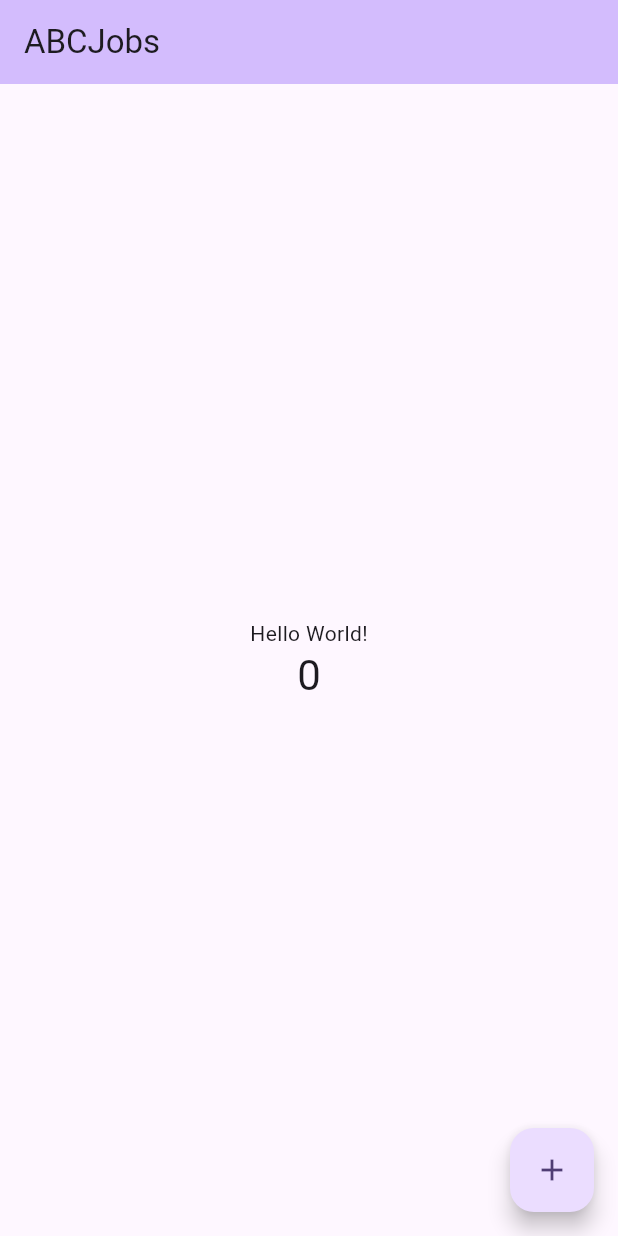
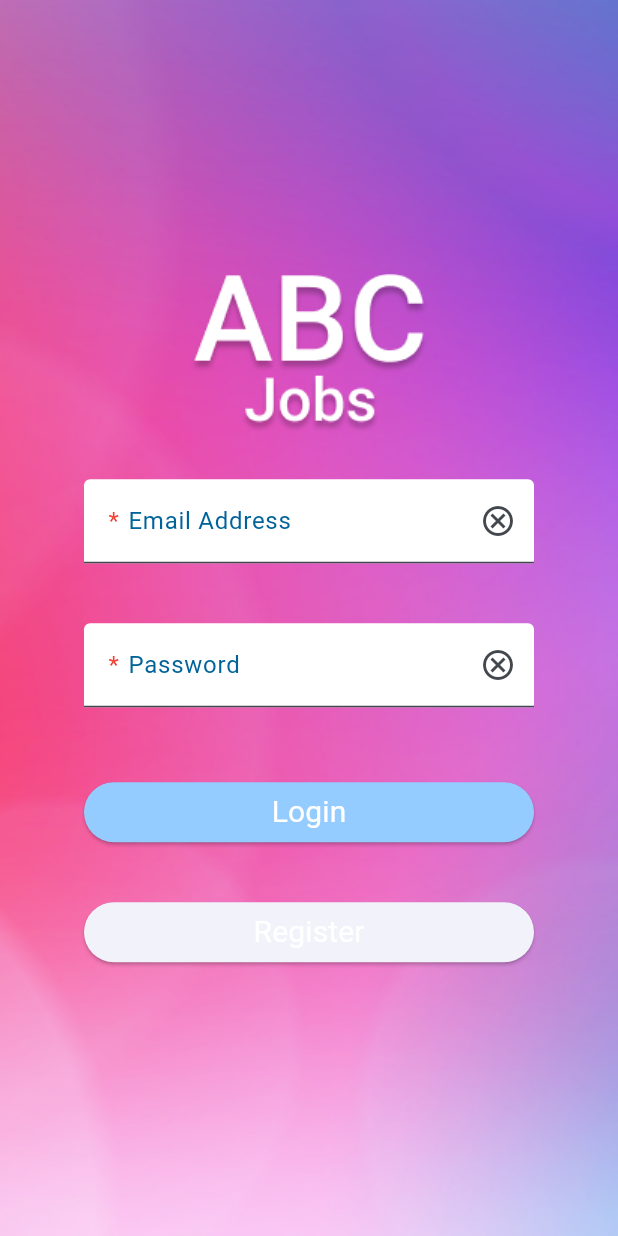
Before and after one commit to s-rojash/MISW-Proyecto_Final_01-Grupo_30_Movil, a Flutter app: the screen it shows after launch, on a phone screen of 412 x 824 dp. Run offline on Flutter 3.47's test engine with Material 2 defaults, Android fonts, the phone set to English and light mode, and no system bars; generated files the repository leaves out were written again.

Commit message:
Se agrega la interfaz de inicio de sesión de candidato

```diff
--- /dev/null
+++ b/lib/HomePage.dart
@@ -0,0 +1,105 @@
+import 'package:flutter/material.dart';
+import 'package:flutter_gen/gen_l10n/app_localizations.dart';
+
+import 'Utils/Utils.dart';
+
+class HomePage extends StatefulWidget {
+  const HomePage({super.key, required this.title});
+  final String title;
+
+  @override
+  State<HomePage> createState() => _HomePageState();
+}
+
+class _HomePageState extends State<HomePage> {
+
+  @override
+  Widget build(BuildContext context) {
+    return Scaffold(
+      body: Container(
+        decoration: BoxDecoration(
+          image: DecorationImage(
+            image: AssetImage("assets/images/background.png"),
+            fit: BoxFit.cover,
+          ),
+        ),
+        child: Center(
+          child: Column(
+            mainAxisAlignment: MainAxisAlignment.center,
+            children: <Widget>[
+              Image.asset('assets/images/logo.png'),
+              SizedBox(height: 30),
+              SizedBox(width: 300,
+                child: TextFormField(
+                    decoration: InputDecoration(
+                      label: RequiredLabel( AppLocalizations.of(context)!.email),
+                      suffixIcon: const Icon(Icons.cancel_outlined),
+                      prefixIconColor:
+                      MaterialStateColor.resolveWith((Set<MaterialState> states) {
+                        if (states.contains(MaterialState.focused)) {
+                          return Colors.green;
+                        }
+                        if (states.contains(MaterialState.error)) {
+                          return Colors.red;
+                        }
+                        return Colors.grey;
+                      }),
+                    )
+                ),
+              ),
+              SizedBox(height: 40),
+              SizedBox(width: 300,
+                child: TextFormField(
+                    decoration: InputDecoration(
+                      label: RequiredLabel( AppLocalizations.of(context)!.password),
+                      suffixIcon: const Icon(Icons.cancel_outlined),
+                      prefixIconColor:
+                      MaterialStateColor.resolveWith((Set<MaterialState> states) {
+                        if (states.contains(MaterialState.focused)) {
+                          return Colors.green;
+                        }
+                        if (states.contains(MaterialState.error)) {
+                          return Colors.red;
+                        }
+                        return Colors.grey;
+                      }),
+                    )
+                ),
+              ),
+              SizedBox(height: 50),
+              SizedBox(
+                height: 40,
+                width: 300,
+                child:
+                ElevatedButton(
+                    style: ElevatedButton.styleFrom(
+                      primary: HexColor("95CCFF"), // background
+                      onPrimary: Colors.white, // foreground
+                    ),
+                    onPressed: () {
+                      //Navigator.push(
+                      //  context,
+                      //MaterialPageRoute(builder: (context) => const AutenticacionPage()),
+                      //);
+                    },
+                    child: Text(AppLocalizations.of(context)!.login, style: TextStyle(
+                      fontSize: 20))
+                ),
+              ),
+              SizedBox(height: 40),
+              SizedBox(
+                height: 40,
+                width: 300,
+                child: ElevatedButton(onPressed: () {},
+                        child: Text(AppLocalizations.of(context)!.register, style: TextStyle(
+                            fontSize: 20)
+                        )
+                    ),
+                  ),
+          ],
+        ),
+        ),
+      ),
+    );
+  }
+}
--- /dev/null
+++ b/lib/Utils/Utils.dart
@@ -0,0 +1,33 @@
+import 'package:flutter/material.dart';
+
+class HexColor extends Color {
+  static int _getColorFromHex(String hexColor) {
+    hexColor = hexColor.toUpperCase().replaceAll("#", "");
+    if (hexColor.length == 6) {
+      hexColor = "FF" + hexColor;
+    }
+    return int.parse(hexColor, radix: 16);
+  }
+
+  HexColor(final String hexColor) : super(_getColorFromHex(hexColor));
+}
+
+class RequiredLabel extends StatelessWidget {
+  final String label;
+
+  const RequiredLabel(this.label);
+
+  @override
+  Widget build(BuildContext context) {
+    return Stack(
+      children: [
+        Text('* ',
+          style: TextStyle(
+            color: Colors.red,
+          ),
+        ),
+        Text('   ' + label,),
+      ],
+    );
+  }
+}
--- a/lib/l10n/app_en.arb
+++ b/lib/l10n/app_en.arb
@@ -1,6 +1,18 @@
 {
-  "helloWorld": "Hello World!",
-  "@helloWorld": {
-    "description": "The conventional newborn programmer greeting"
+  "email": "Email Address",
+  "@email": {
+    "description": "Email address"
+  },
+  "password": "Password",
+  "@password": {
+    "description": "Password"
+  },
+  "login": "Login",
+  "@login": {
+    "description": "Login button text"
+  },
+  "register": "Register",
+  "@register": {
+    "description": "Register button text"
   }
 }
--- a/lib/l10n/app_es.arb
+++ b/lib/l10n/app_es.arb
@@ -1,3 +1,6 @@
 {
-    "helloWorld": "¡Hola Mundo!"
+    "email": "Correo electrónico",
+    "password": "Contraseña",
+    "login": "Iniciar sesión",
+    "register": "Registrese"
 }
--- a/lib/main.dart
+++ b/lib/main.dart
@@ -1,6 +1,9 @@
 import 'package:flutter/material.dart';
 import 'package:flutter_gen/gen_l10n/app_localizations.dart';
 import 'package:flutter_localizations/flutter_localizations.dart';
+import 'package:abcjobs_movil/Utils/Utils.dart';
+
+import 'HomePage.dart';
 
 void main() {
   runApp(const MyApp());
@@ -17,111 +20,23 @@ class MyApp extends StatelessWidget {
       localizationsDelegates: AppLocalizations.localizationsDelegates,
       supportedLocales: AppLocalizations.supportedLocales,
       theme: ThemeData(
-        // This is the theme of your application.
-        //
-        // TRY THIS: Try running your application with "flutter run". You'll see
-        // the application has a blue toolbar. Then, without quitting the app,
-        // try changing the seedColor in the colorScheme below to Colors.green
-        // and then invoke "hot reload" (save your changes or press the "hot
-        // reload" button in a Flutter-supported IDE, or press "r" if you used
-        // the command line to start the app).
-        //
-        // Notice that the counter didn't reset back to zero; the application
-        // state is not lost during the reload. To reset the state, use hot
-        // restart instead.
-        //
-        // This works for code too, not just values: Most code changes can be
-        // tested with just a hot reload.
-        colorScheme: ColorScheme.fromSeed(seedColor: Colors.deepPurple),
+        fontFamily: 'Roboto',
+        colorScheme: ColorScheme.fromSeed(
+          seedColor: HexColor("5793e0"),
+          primary: HexColor("ffffff"),
+          surface: HexColor("5793e0"),
+          onPrimary: HexColor("5793e0"),
+        ),
         useMaterial3: true,
+          inputDecorationTheme: InputDecorationTheme(
+              filled: true,
+              fillColor: Colors.white,
+              labelStyle: TextStyle(
+                color: HexColor("00639A"),
+              )
+          )
       ),
-      home: MyHomePage(title: 'ABCJobs'),
+      home: HomePage(title: 'ABCJobs'),
     );
   }
 }
-
-class MyHomePage extends StatefulWidget {
-  const MyHomePage({super.key, required this.title});
-
-  // This widget is the home page of your application. It is stateful, meaning
-  // that it has a State object (defined below) that contains fields that affect
-  // how it looks.
-
-  // This class is the configuration for the state. It holds the values (in this
-  // case the title) provided by the parent (in this case the App widget) and
-  // used by the build method of the State. Fields in a Widget subclass are
-  // always marked "final".
-
-  final String title;
-
-  @override
-  State<MyHomePage> createState() => _MyHomePageState();
-}
-
-class _MyHomePageState extends State<MyHomePage> {
-  int _counter = 0;
-
-  void _incrementCounter() {
-    setState(() {
-      // This call to setState tells the Flutter framework that something has
-      // changed in this State, which causes it to rerun the build method below
-      // so that the display can reflect the updated values. If we changed
-      // _counter without calling setState(), then the build method would not be
-      // called again, and so nothing would appear to happen.
-      _counter++;
-    });
-  }
-
-  @override
-  Widget build(BuildContext context) {
-    // This method is rerun every time setState is called, for instance as done
-    // by the _incrementCounter method above.
-    //
-    // The Flutter framework has been optimized to make rerunning build methods
-    // fast, so that you can just rebuild anything that needs updating rather
-    // than having to individually change instances of widgets.
-    return Scaffold(
-      appBar: AppBar(
-        // TRY THIS: Try changing the color here to a specific color (to
-        // Colors.amber, perhaps?) and trigger a hot reload to see the AppBar
-        // change color while the other colors stay the same.
-        backgroundColor: Theme.of(context).colorScheme.inversePrimary,
-        // Here we take the value from the MyHomePage object that was created by
-        // the App.build method, and use it to set our appbar title.
-        title: Text(widget.title),
-      ),
-      body: Center(
-        // Center is a layout widget. It takes a single child and positions it
-        // in the middle of the parent.
-        child: Column(
-          // Column is also a layout widget. It takes a list of children and
-          // arranges them vertically. By default, it sizes itself to fit its
-          // children horizontally, and tries to be as tall as its parent.
-          //
-          // Column has various properties to control how it sizes itself and
-          // how it positions its children. Here we use mainAxisAlignment to
-          // center the children vertically; the main axis here is the vertical
-          // axis because Columns are vertical (the cross axis would be
-          // horizontal).
-          //
-          // TRY THIS: Invoke "debug painting" (choose the "Toggle Debug Paint"
-          // action in the IDE, or press "p" in the console), to see the
-          // wireframe for each widget.
-          mainAxisAlignment: MainAxisAlignment.center,
-          children: <Widget>[
-            Text(AppLocalizations.of(context)!.helloWorld,),
-            Text(
-              '$_counter',
-              style: Theme.of(context).textTheme.headlineMedium,
-            ),
-          ],
-        ),
-      ),
-      floatingActionButton: FloatingActionButton(
-        onPressed: _incrementCounter,
-        tooltip: 'Increment',
-        child: const Icon(Icons.add),
-      ), // This trailing comma makes auto-formatting nicer for build methods.
-    );
-  }
-}
```
Also changed, not shown: pubspec.yaml (+16 -15 lines), assets/fonts/Roboto-Black.ttf (added), assets/fonts/Roboto-BlackItalic.ttf (added), assets/fonts/Roboto-Bold.ttf (added), assets/fonts/Roboto-BoldItalic.ttf (added), assets/fonts/Roboto-Italic.ttf (added), assets/fonts/Roboto-Light.ttf (added), assets/fonts/Roboto-LightItalic.ttf (added), assets/fonts/Roboto-Medium.ttf (added), assets/fonts/Roboto-MediumItalic.ttf (added), assets/fonts/Roboto-Regular.ttf (added), assets/fonts/Roboto-Thin.ttf (added), assets/fonts/Roboto-ThinItalic.ttf (added), assets/images/background.png (added), 1 more files.
